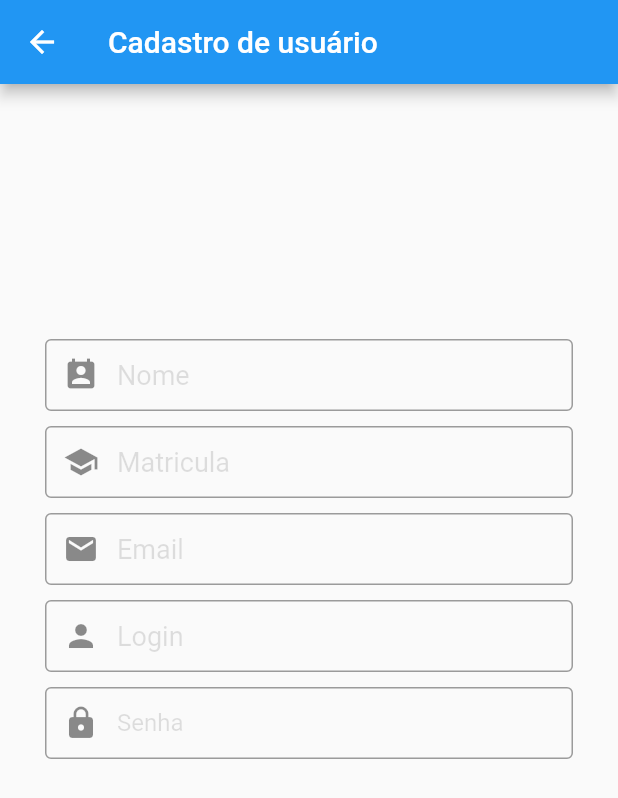
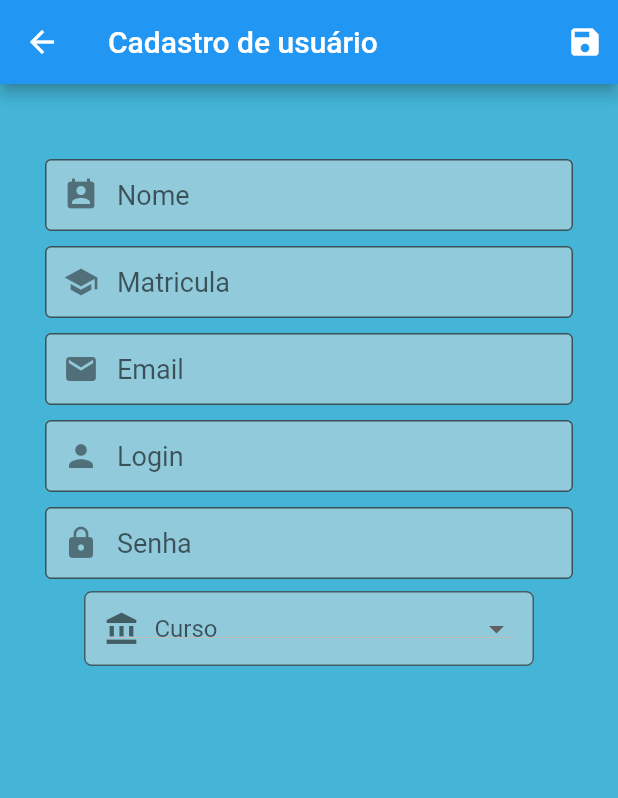
Before and after one commit to marcosalencarc/APP-atividades-complementares, a Flutter app: the CadastroUserPage screen opened directly, on a phone screen of 412 x 824 dp. Shown: the top 798 px of the screen. Run offline on Flutter 3.47's test engine with Material 2 defaults, Android fonts, the light colour scheme and no system bars; our stand-ins replace percent_indicator, shared_preferences, sqflite; accounts and stored records are empty.

Commit message:
Login e cadastro implementado

```diff
--- /dev/null
+++ b/atividades_complementares/lib/constants/curso_constants.dart
@@ -0,0 +1,16 @@
+final List<String> cursos =
+                    <String>['Ciência da Computação',
+                              'Engenharia Civil',
+                              'Engenharia de Produção',
+                              'Engenharia de Software',
+                              'Engenharia mecanica'];
+
+final Map<String,int> cursoHoras = {
+  cursos[0]: 192,
+  cursos[1]: 288,
+  cursos[2]: 288,
+  cursos[3]: 288,
+  cursos[4]: 288,
+
+
+};
--- a/atividades_complementares/lib/main.dart
+++ b/atividades_complementares/lib/main.dart
@@ -1,12 +1,13 @@
 import 'package:atividades_complementares/ui/cadastro_atividade_page.dart';
 import 'package:atividades_complementares/ui/cadastro_user_page.dart';
 import 'package:atividades_complementares/ui/home_page.dart';
+import 'package:atividades_complementares/ui/login_page.dart';
 import 'package:flutter/material.dart';
 
 void main() async {
 
   runApp(MaterialApp(
-    home: HomePage(),
+    home: LoginPage(),
     debugShowCheckedModeBanner: false,
   ));
 }
--- a/atividades_complementares/lib/model/user.dart
+++ b/atividades_complementares/lib/model/user.dart
@@ -1,4 +1,5 @@
 import 'package:atividades_complementares/constants/user_constants.dart' as userConstants;
+import 'package:atividades_complementares/constants/curso_constants.dart' as cursoConstants;
 
 /*
 * @author: Marcos de Alencar Carvalho
@@ -24,6 +25,7 @@ class User {
     this._email = email;
     this._login = login;
     this._password = password;
+    this._horasProgresso = cursoConstants.cursoHoras[curso];
   }
 
   User.fromMap(Map map){
@@ -34,6 +36,7 @@ class User {
     _email = map[userConstants.emailColumn];
     _login = map[userConstants.loginColumn];
     _password = map[userConstants.passwordColumn];
+    _horasProgresso = cursoConstants.cursoHoras[_curso];
 
   }
 
--- a/atividades_complementares/lib/ui/cadastro_atividade_page.dart
+++ b/atividades_complementares/lib/ui/cadastro_atividade_page.dart
@@ -20,7 +20,7 @@ class _CadastroAtividadePageState extends State<CadastroAtividadePage> {
       body: SingleChildScrollView(
         padding: EdgeInsets.fromLTRB(30.0, 90.0, 30.0, 10.0),
         child: Column(
-          children: <Widget>[_formulario()],
+          children: <Widget>[],
         ),
       ),
     );
--- a/atividades_complementares/lib/ui/cadastro_user_page.dart
+++ b/atividades_complementares/lib/ui/cadastro_user_page.dart
@@ -1,4 +1,9 @@
+import 'package:atividades_complementares/DAO/user_dao.dart';
+import 'package:atividades_complementares/model/user.dart';
+import 'package:atividades_complementares/ui/login_page.dart';
 import 'package:flutter/material.dart';
+import 'package:atividades_complementares/constants/curso_constants.dart'
+    as cursoConstants;
 
 class CadastroUserPage extends StatefulWidget {
   @override
@@ -6,37 +11,62 @@ class CadastroUserPage extends StatefulWidget {
 }
 
 class _CadastroUserPageState extends State<CadastroUserPage> {
+  GlobalKey<FormState> _formKey = GlobalKey<FormState>();
+  final _nomeController = TextEditingController();
+  final _matriculaController = TextEditingController();
+  final _emailController = TextEditingController();
+  final _loginController = TextEditingController();
+  final _passwordController = TextEditingController();
+  String _curso = "Curso";
+
   @override
   Widget build(BuildContext context) {
     return Scaffold(
       appBar: AppBar(
         title: Text("Cadastro de usuário"),
+        actions: <Widget>[
+          InkWell(
+            child: Container(
+              child: Icon(
+                Icons.save,
+                color: Colors.white,
+              ),
+              padding: EdgeInsets.only(left: 10.0, right: 10.0),
+            ),
+            onTap: _efetuarCadastro,
+          ),
+        ],
       ),
+      backgroundColor: Color.fromRGBO(68, 181, 215, 1.0),
       body: SingleChildScrollView(
-        padding: EdgeInsets.fromLTRB(30.0, 90.0, 30.0, 10.0),
+        padding: EdgeInsets.fromLTRB(30.0, 10.0, 30.0, 10.0),
         child: Column(
-          children: <Widget>[_formulario()],
+          children: <Widget>[Center(child: _formulario())],
         ),
       ),
     );
   }
 
   Widget _formulario() {
-    GlobalKey<FormState> _formKey = GlobalKey<FormState>();
-
     return Form(
+      key: _formKey,
       child: Column(
         children: <Widget>[
           Padding(
-            padding: EdgeInsets.only(top: 80.0, bottom: 10.0),
+            padding: EdgeInsets.only(top: 40.0, bottom: 10.0),
             child: TextFormField(
+              controller: _nomeController,
               decoration: InputDecoration(
                   hintText: "Nome",
-                  hintStyle: TextStyle(color: Colors.black12),
+                  fillColor: Color.fromRGBO(222, 222, 222, 0.5),
+                  filled: true,
                   border: OutlineInputBorder(),
+                  focusedBorder: OutlineInputBorder(
+                    borderSide: BorderSide(color: Colors.white),
+                  ),
                   prefixIcon: Icon(Icons.perm_contact_calendar),
                   contentPadding: EdgeInsets.all(10.0)),
-              style: TextStyle(color: Colors.black38, fontSize: 18.0),
+              style: TextStyle(fontSize: 18.0),
               textAlign: TextAlign.start,
               validator: (value) {
                 if (value.isEmpty) {
@@ -48,13 +78,18 @@ class _CadastroUserPageState extends State<CadastroUserPage> {
           Padding(
             padding: EdgeInsets.only(bottom: 10.0),
             child: TextFormField(
+              controller: _matriculaController,
               decoration: InputDecoration(
                   hintText: "Matricula",
-                  hintStyle: TextStyle(color: Colors.black12),
+                  fillColor: Color.fromRGBO(222, 222, 222, 0.5),
+                  filled: true,
                   border: OutlineInputBorder(),
+                  focusedBorder: OutlineInputBorder(
+                    borderSide: BorderSide(color: Colors.white),
+                  ),
                   prefixIcon: Icon(Icons.school),
                   contentPadding: EdgeInsets.all(10.0)),
-              style: TextStyle(color: Colors.black54, fontSize: 18.0),
+              style: TextStyle(fontSize: 18.0),
               textAlign: TextAlign.start,
               validator: (value) {
                 if (value.isEmpty) {
@@ -66,26 +101,36 @@ class _CadastroUserPageState extends State<CadastroUserPage> {
           Padding(
             padding: EdgeInsets.only(bottom: 10.0),
             child: TextFormField(
+              controller: _emailController,
               decoration: InputDecoration(
                   hintText: "Email",
-                  hintStyle: TextStyle(color: Colors.black12),
+                  fillColor: Color.fromRGBO(222, 222, 222, 0.5),
+                  filled: true,
                   border: OutlineInputBorder(),
+                  focusedBorder: OutlineInputBorder(
+                    borderSide: BorderSide(color: Colors.white),
+                  ),
                   prefixIcon: Icon(Icons.mail),
                   contentPadding: EdgeInsets.all(10.0)),
-              style: TextStyle(color: Colors.black54, fontSize: 18.0),
+              style: TextStyle(fontSize: 18.0),
               textAlign: TextAlign.start,
             ),
           ),
           Padding(
             padding: EdgeInsets.only(bottom: 10.0),
             child: TextFormField(
+              controller: _loginController,
               decoration: InputDecoration(
                   hintText: "Login",
-                  hintStyle: TextStyle(color: Colors.black12),
+                  fillColor: Color.fromRGBO(222, 222, 222, 0.5),
+                  filled: true,
                   border: OutlineInputBorder(),
+                  focusedBorder: OutlineInputBorder(
+                    borderSide: BorderSide(color: Colors.white),
+                  ),
                   prefixIcon: Icon(Icons.person),
                   contentPadding: EdgeInsets.all(10.0)),
-              style: TextStyle(color: Colors.black54, fontSize: 18.0),
+              style: TextStyle(fontSize: 18.0),
               textAlign: TextAlign.start,
               validator: (value) {
                 if (value.isEmpty) {
@@ -97,13 +142,18 @@ class _CadastroUserPageState extends State<CadastroUserPage> {
           Padding(
             padding: EdgeInsets.only(bottom: 8.0),
             child: TextFormField(
+              controller: _passwordController,
               decoration: InputDecoration(
                   hintText: "Senha",
-                  hintStyle: TextStyle(color: Colors.black12),
+                  fillColor: Color.fromRGBO(222, 222, 222, 0.5),
+                  filled: true,
                   border: OutlineInputBorder(),
+                  focusedBorder: OutlineInputBorder(
+                    borderSide: BorderSide(color: Colors.white),
+                  ),
                   prefixIcon: Icon(Icons.lock),
                   contentPadding: EdgeInsets.all(10.0)),
-              style: TextStyle(color: Colors.black54, fontSize: 16.0),
+              style: TextStyle(fontSize: 18.0),
               textAlign: TextAlign.start,
               obscureText: true,
               validator: (value) {
@@ -113,10 +163,89 @@ class _CadastroUserPageState extends State<CadastroUserPage> {
               },
             ),
           ),
+          selectMenu(),
         ],
       ),
     );
   }
 
-  void _efetuarCadastro() {}
+  Widget selectMenu() {
+    return Container(
+        padding: EdgeInsets.all(10.0),
+        alignment: Alignment.center,
+        height: 50.0,
+        width: 300.0,
+        decoration: new BoxDecoration(
+            color: Color.fromRGBO(222, 222, 222, 0.5),
+            border: new Border.all(color: Colors.black54, width: 1.0),
+            borderRadius: new BorderRadius.circular(5.0)),
+        child: DropdownButton<String>(
+          hint: Container(
+            width: 250.0,
+            child: Row(
+              children: <Widget>[
+                Icon(
+                  Icons.account_balance,
+                  color: Colors.black54,
+                ),
+                Container(width: 10.0),
+                Text(
+                  _curso,
+                  style: TextStyle(fontSize: 16.0),
+                )
+              ],
+            ),
+          ),
+          items: cursoConstants.cursos.map((String value) {
+            return new DropdownMenuItem<String>(
+              value: value,
+              child: new Text(value),
+            );
+          }).toList(),
+          onChanged: (curso) {
+            setState(() {
+              _curso = curso;
+            });
+          },
+        ));
+  }
+
+  void _efetuarCadastro() {
+    if (_formKey.currentState.validate()) {
+      UserDAO userDAO = new UserDAO();
+      User usuario = new User(
+          nome: _nomeController.text,
+          matricula: _matriculaController.text,
+          curso: _curso,
+          email: _emailController.text,
+          login: _loginController.text,
+          password: _passwordController.text);
+      try {
+        userDAO.saveUser(usuario);
+        showDialog(
+            context: context,
+            builder: (BuildContext context) {
+              return AlertDialog(
+                title: Text("Sucesso"),
+                content: Text("Usuário cadastrado"),
+                actions: <Widget>[
+                  FlatButton(child: Text("OK"), onPressed: () {
+                    Navigator.push(context,
+                        MaterialPageRoute(builder: (context) => LoginPage()));
+                  },)
+                ],
+              );
+            });
+      } catch (exception) {
+        showDialog(
+            context: context,
+            builder: (BuildContext context) {
+              return AlertDialog(
+                title: Text("Ocorreu um erro"),
+                content: Text("tente novamente"),
+              );
+            });
+      }
+    }
+  }
 }
```
Also changed, not shown: atividades_complementares/lib/DAO/user_dao.dart (+13 -0 lines), atividades_complementares/lib/ui/home_page.dart (+11 -1 lines), atividades_complementares/lib/ui/login_page.dart (added, +190 -0 lines), atividades_complementares/pubspec.yaml (+7 -2 lines), atividades_complementares/images/atividades.png (added), atividades_complementares/pubspec.lock.
